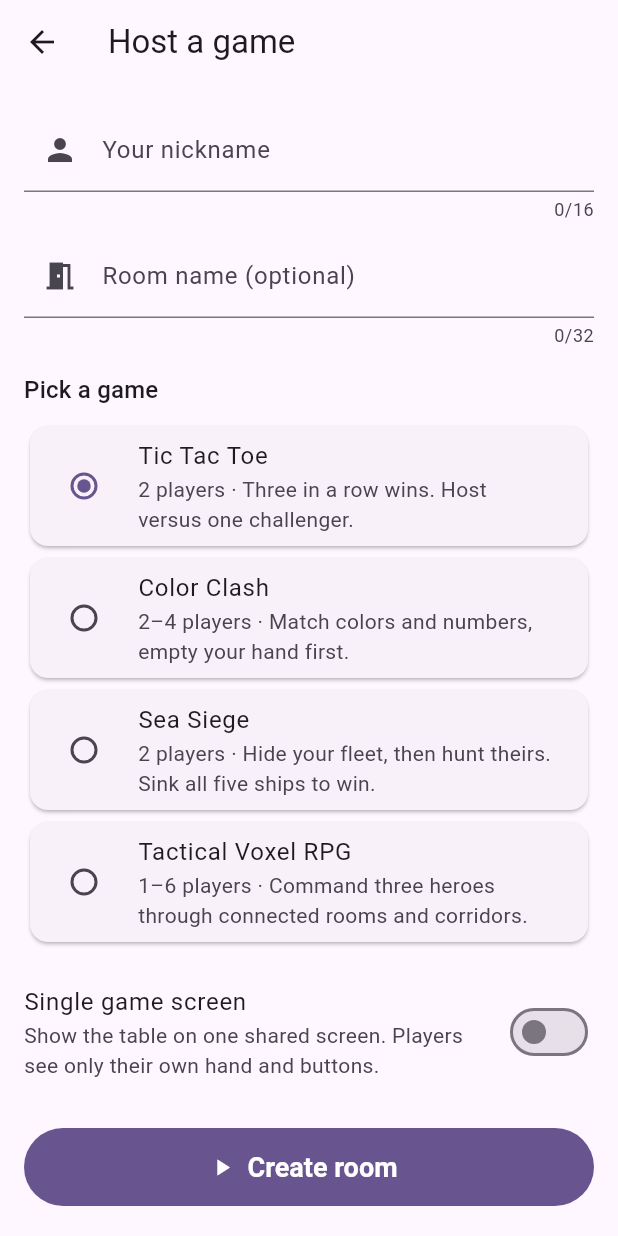
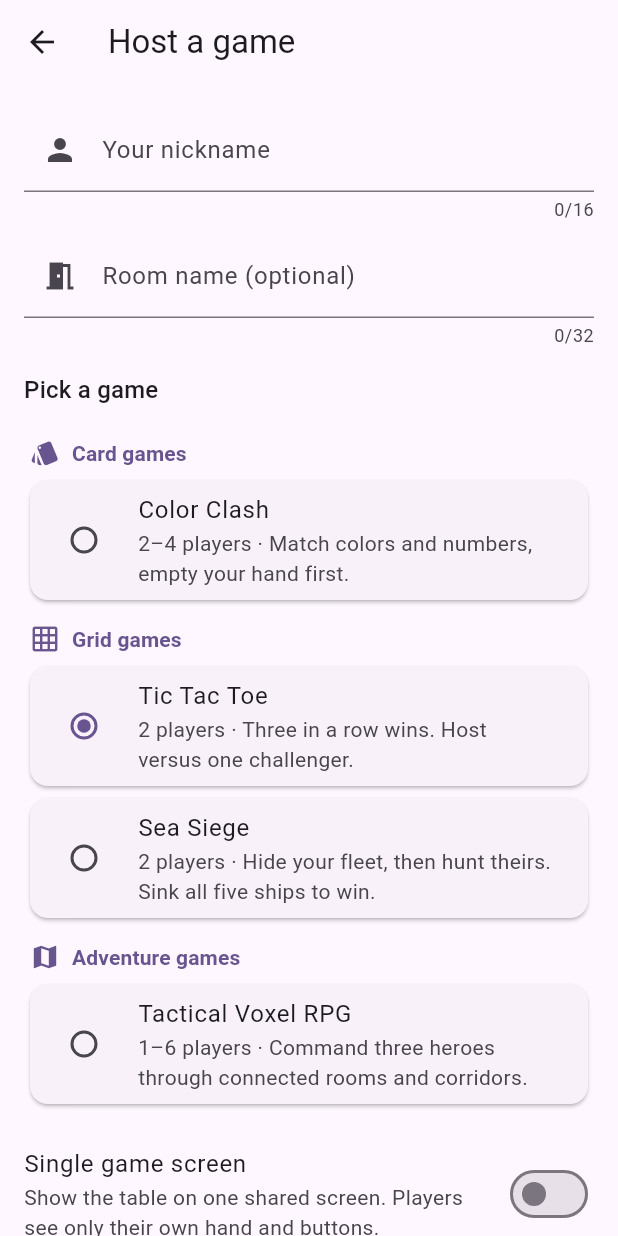
Before and after one commit to DaanJacobs97/nico-in-the-box, a Flutter app: the HostSetupScreen screen opened directly, on a phone screen of 412 x 824 dp. Run offline on Flutter 3.47's test engine with Material 3 defaults, Android fonts, the phone set to English and light mode, and no system bars; our stand-ins replace qr_flutter, shared_preferences, wakelock_plus; accounts and stored records are empty.

Commit message:
Group the game pickers by category
Games now say what kind of game they are (GameCategory: card, board,
grid, gambling, adventure; grouped by what you play with). The host setup
screen and the lobby's Change game menu show a header per category with
its games below; categories without games stay hidden.

- Card games: Color Clash. Grid games: Tic Tac Toe, Sea Siege. Adventure
  games: Tactical Voxel RPG. Board and Gambling appear once used.
- GameDefinition.category is required, so new games can't skip it; the
  generator template sets one with a note to pick the closest.
- gamesByCategory() in the registry does the grouping (pure Dart); the
  icons and header widget live in game_category_header.dart.

Co-Authored-By: Claude Opus 5.5 <noreply@anthropic.com>

```diff
--- a/lib/screens/host_setup_screen.dart
+++ b/lib/screens/host_setup_screen.dart
@@ -5,6 +5,7 @@ import 'package:nico_shared/games/registry.dart';
 import 'package:nico_shared/net/protocol.dart';
 import 'package:nico_shared/screens/session_screen.dart';
 import 'package:nico_shared/widgets/display_settings_editor.dart';
+import 'package:nico_shared/widgets/game_category_header.dart';
 
 import '../net/hosted_room.dart';
 import '../widgets/caster_picker.dart';
@@ -120,10 +121,20 @@ class _HostSetupScreenState extends State<HostSetupScreen> {
               groupValue: _game,
               onChanged: (game) => setState(() => _game = game ?? _game),
               child: Column(
+                crossAxisAlignment: CrossAxisAlignment.stretch,
                 children: [
-                  for (final game in availableGames)
+                  for (final (category, games) in gamesByCategory()) ...[
+                    Padding(
+                      padding: const EdgeInsets.fromLTRB(4, 12, 4, 4),
+                      child: GameCategoryHeader(
+                        key: ValueKey('category-${category.name}'),
+                        category: category,
+                      ),
+                    ),
+                    for (final game in games)
                       Card(
                         child: RadioListTile<GameDefinition>(
+                          key: ValueKey('pick-game-${game.id}'),
                           value: game,
                           title: Text(game.name),
                           subtitle: Text(
@@ -131,6 +142,7 @@ class _HostSetupScreenState extends State<HostSetupScreen> {
                           ),
                         ),
                       ),
+                  ],
                 ],
               ),
             ),
--- a/packages/nico_shared/lib/games/color_clash/color_clash_game.dart
+++ b/packages/nico_shared/lib/games/color_clash/color_clash_game.dart
@@ -10,6 +10,7 @@ const colorClashDefinition = GameDefinition(
   description: 'Match colors and numbers, empty your hand first.',
   minPlayers: 2,
   maxPlayers: 4,
+  category: GameCategory.card,
   options: [
     GameOption(
       id: 'stacking',
--- a/packages/nico_shared/lib/games/game_session.dart
+++ b/packages/nico_shared/lib/games/game_session.dart
@@ -66,6 +66,20 @@ class GameOption {
   final bool defaultValue;
 }
 
+/// The kind of game, by what you play with. The host's game pickers group games
+/// by it, in this order, and leave out categories no game uses yet.
+enum GameCategory {
+  card('Card games'),
+  board('Board games'),
+  grid('Grid games'),
+  gambling('Gambling games'),
+  adventure('Adventure games');
+
+  const GameCategory(this.label);
+
+  final String label;
+}
+
 /// Static description of a game, used by the host to pick one and by the
 /// server to size the room and create sessions.
 class GameDefinition {
@@ -75,6 +89,7 @@ class GameDefinition {
     required this.description,
     required this.minPlayers,
     required this.maxPlayers,
+    required this.category,
     required this.createSession,
     this.options = const [],
   });
@@ -82,6 +97,9 @@ class GameDefinition {
   final String id;
   final String name;
   final String description;
+
+  /// Where the game sits in the host's game pickers.
+  final GameCategory category;
   final int minPlayers;
   final int maxPlayers;
 
--- a/packages/nico_shared/lib/games/registry.dart
+++ b/packages/nico_shared/lib/games/registry.dart
@@ -18,3 +18,14 @@ GameDefinition? gameById(String id) {
   }
   return null;
 }
+
+/// [games] grouped by category in [GameCategory] order, keeping their order
+/// within each. Categories no game uses are left out.
+List<(GameCategory, List<GameDefinition>)> gamesByCategory([
+  List<GameDefinition> games = availableGames,
+]) => [
+  for (final category in GameCategory.values)
+    if (games.where((g) => g.category == category).toList()
+        case final inCategory when inCategory.isNotEmpty)
+      (category, inCategory),
+];
--- a/packages/nico_shared/lib/games/seasiege/seasiege_game.dart
+++ b/packages/nico_shared/lib/games/seasiege/seasiege_game.dart
@@ -13,6 +13,7 @@ const seaSiegeDefinition = GameDefinition(
   // sunk fleets are skipped). Raising this also needs a target picker in the
   // player view, a 3-4 board table and tests.
   maxPlayers: 2,
+  category: GameCategory.grid,
   options: [
     GameOption(
       id: 'shootAgain',
--- a/packages/nico_shared/lib/games/tacticalvoxelrpg/tacticalvoxelrpg_game.dart
+++ b/packages/nico_shared/lib/games/tacticalvoxelrpg/tacticalvoxelrpg_game.dart
@@ -13,6 +13,7 @@ const tacticalVoxelRPGDefinition = GameDefinition(
   description: 'Command three heroes through connected rooms and corridors.',
   minPlayers: 1,
   maxPlayers: 6,
+  category: GameCategory.adventure,
   createSession: _create,
 );
 
--- a/packages/nico_shared/lib/games/tictactoe/tictactoe_game.dart
+++ b/packages/nico_shared/lib/games/tictactoe/tictactoe_game.dart
@@ -9,6 +9,7 @@ const ticTacToeDefinition = GameDefinition(
   description: 'Three in a row wins. Host versus one challenger.',
   minPlayers: 2,
   maxPlayers: 2,
+  category: GameCategory.grid,
   createSession: _create,
 );
 
--- /dev/null
+++ b/packages/nico_shared/lib/widgets/game_category_header.dart
@@ -0,0 +1,37 @@
+import 'package:flutter/material.dart';
+
+import '../games/game_session.dart';
+
+IconData gameCategoryIcon(GameCategory category) => switch (category) {
+  GameCategory.card => Icons.style,
+  GameCategory.board => Icons.castle,
+  GameCategory.grid => Icons.grid_on,
+  GameCategory.gambling => Icons.casino,
+  GameCategory.adventure => Icons.map,
+};
+
+/// A category's icon and name above its games in the host's game pickers.
+class GameCategoryHeader extends StatelessWidget {
+  const GameCategoryHeader({super.key, required this.category});
+
+  final GameCategory category;
+
+  @override
+  Widget build(BuildContext context) {
+    final theme = Theme.of(context);
+    final color = theme.colorScheme.primary;
+    return Row(
+      children: [
+        Icon(gameCategoryIcon(category), size: 20, color: color),
+        const SizedBox(width: 8),
+        Text(
+          category.label,
+          style: theme.textTheme.titleSmall?.copyWith(
+            color: color,
+            fontWeight: FontWeight.bold,
+          ),
+        ),
+      ],
+    );
+  }
+}
--- a/tool/new_game_templates.dart
+++ b/tool/new_game_templates.dart
@@ -19,6 +19,9 @@ const __CAMEL__Definition = GameDefinition(
   description: 'TODO: one line the host sees when picking a game.',
   minPlayers: __MIN__,
   maxPlayers: __MAX__,
+  // Where the host's game pickers list it: card, board, grid, gambling or
+  // adventure (see GameCategory). Pick the closest.
+  category: GameCategory.board,
   // Rules the host can switch in the lobby; the session gets the choices.
   options: [
     GameOption(
```
Also changed, not shown: packages/nico_shared/lib/screens/lobby_view.dart (+14 -1 lines), 9 other files. Lines whose indentation alone changed are shown as unchanged.
